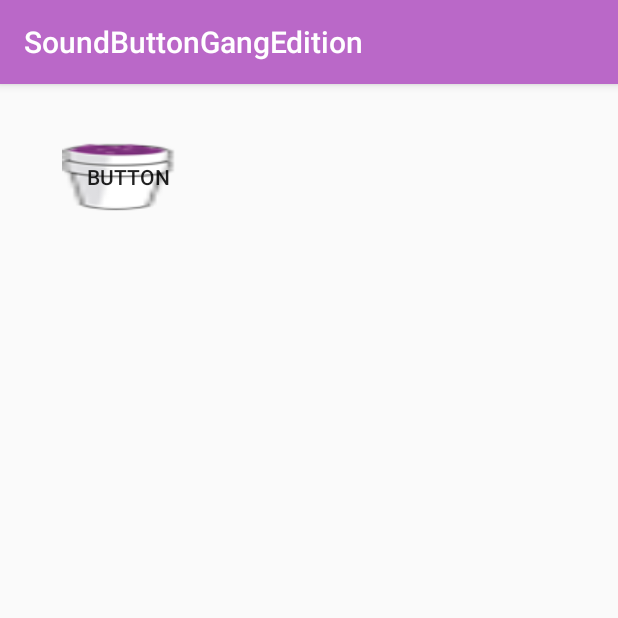
After one commit to MatteoMartinelliMM/NomeIndefinito, an Android app: the TrapStarActivity screen opened directly, with no data from a screen before it, on a phone screen of 412 x 824 dp, the top half of it. The commit adds this screen. Run offline under Robolectric (Android 15) with nearby library versions, the phone set to English and light mode, and no system bars.

Commit message:
avevo dimenticato il finish + modificato il git

```diff
--- a/app/src/main/AndroidManifest.xml
+++ b/app/src/main/AndroidManifest.xml
@@ -14,10 +14,12 @@
             android:theme="@style/LoadingTheme">
             <intent-filter>
                 <action android:name="android.intent.action.MAIN" />
+
                 <category android:name="android.intent.category.LAUNCHER" />
             </intent-filter>
         </activity>
-        <activity android:name=".View.StarChooserActivity"/>
+        <activity android:name=".View.StarChooserActivity" />
+        <activity android:name=".View.TrapStarActivity"></activity>
     </application>
 
 </manifest>
--- /dev/null
+++ b/app/src/main/java/com/xtini/mimalo/soundbuttongangedition/View/TrapStarActivity.java
@@ -0,0 +1,16 @@
+package com.xtini.mimalo.soundbuttongangedition.View;
+
+import android.support.v7.app.AppCompatActivity;
+import android.os.Bundle;
+
+import com.xtini.mimalo.soundbuttongangedition.R;
+
+public class TrapStarActivity extends AppCompatActivity {
+
+    @Override
+    protected void onCreate(Bundle savedInstanceState) {
+        super.onCreate(savedInstanceState);
+        setContentView(R.layout.activity_trap_star);
+
+    }
+}
--- a/app/src/main/res/drawable/codeine_button.xml
+++ b/app/src/main/res/drawable/codeine_button.xml
@@ -1,10 +1,6 @@
 <?xml version="1.0" encoding="utf-8"?>
 <selector xmlns:android="http://schemas.android.com/apk/res/android">
 
-    <item android:state_checked="false"
-        android:drawable="@drawable/ic_slide_switch_off" />
 
-    <item android:state_checked="true"
-        android:drawable="@drawable/ic_slide_switch_on" />
 
 </selector>
--- /dev/null
+++ b/app/src/main/res/layout/activity_trap_star.xml
@@ -0,0 +1,21 @@
+<?xml version="1.0" encoding="utf-8"?>
+<RelativeLayout xmlns:android="http://schemas.android.com/apk/res/android"
+    xmlns:app="http://schemas.android.com/apk/res-auto"
+    xmlns:tools="http://schemas.android.com/tools"
+    android:layout_width="match_parent"
+    android:layout_height="match_parent"
+    tools:context="com.xtini.mimalo.soundbuttongangedition.View.TrapStarActivity">
+
+    <Button
+        android:id="@+id/button"
+        android:layout_width="wrap_content"
+        android:layout_height="wrap_content"
+        android:layout_alignParentLeft="true"
+        android:layout_alignParentStart="true"
+        android:layout_alignParentTop="true"
+        android:layout_marginLeft="41dp"
+        android:layout_marginStart="41dp"
+        android:layout_marginTop="38dp"
+        android:background="@drawable/coedine_button_3"
+        android:text="Button" />
+</RelativeLayout>
```
Also changed, not shown: app/src/main/res/drawable/codeine_button.png (added), app/src/main/res/drawable/codeine_button_2.png (added), app/src/main/res/drawable/coedine_button_3.png (added).
